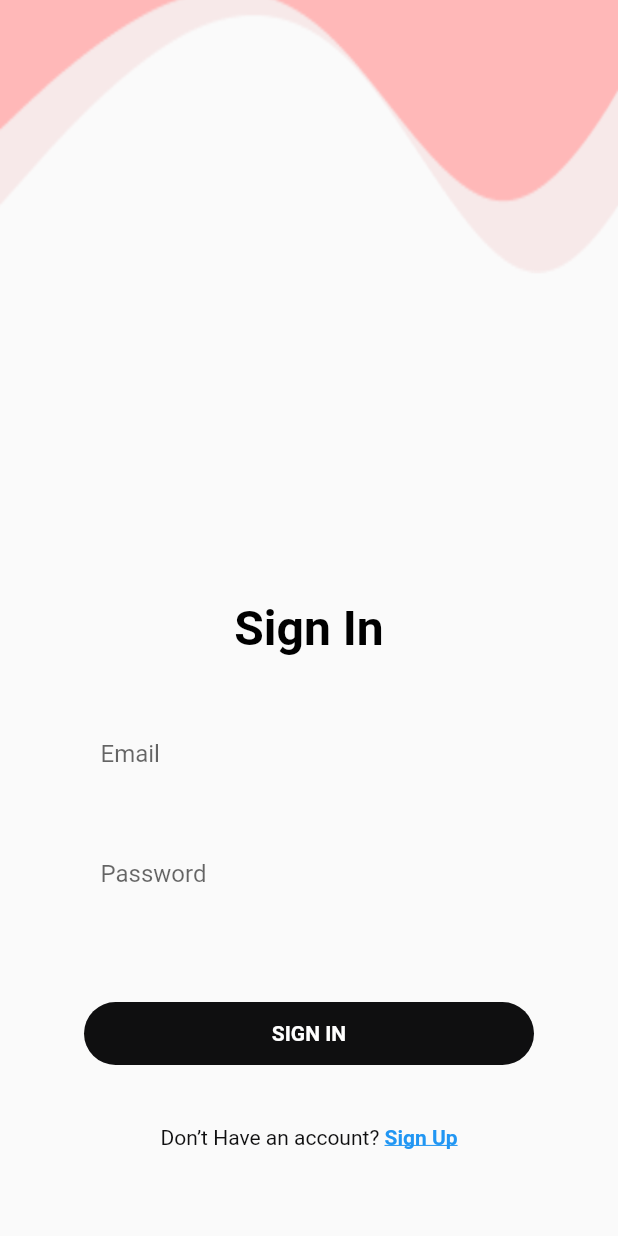
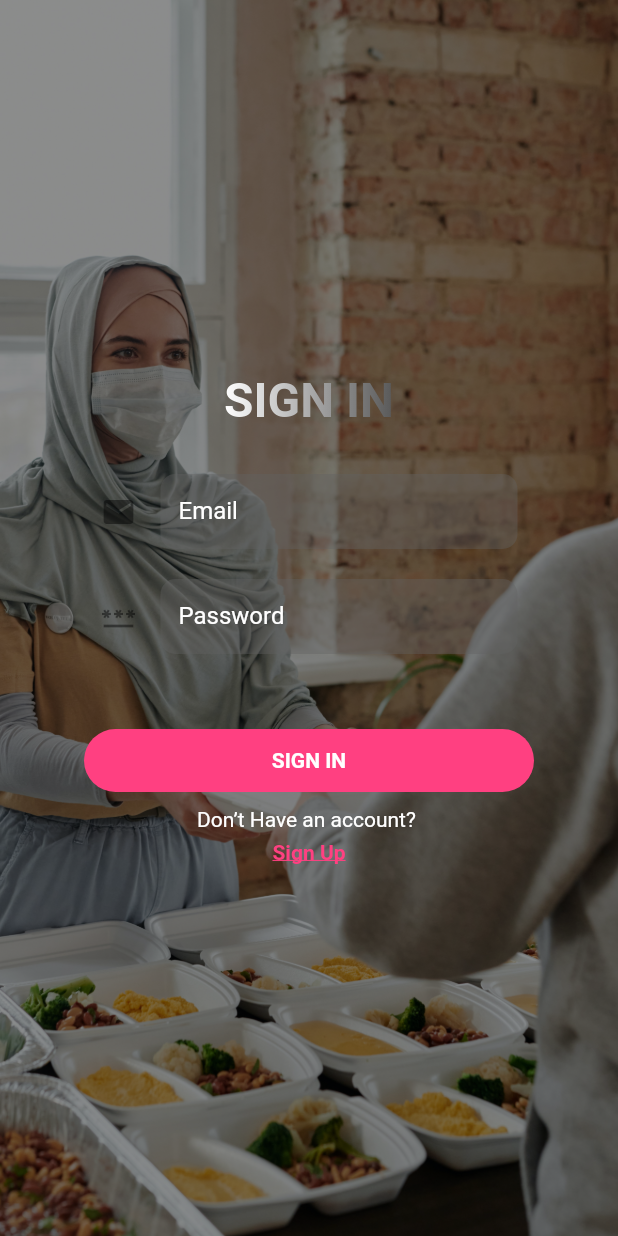
Before and after one commit to BharathVishnu/Food-Donation-App, a Flutter app: the screen it shows after launch, on a phone screen of 412 x 824 dp. Run offline on Flutter 3.47's test engine with Material 2 defaults, Android fonts, the phone set to English and light mode, and no system bars; our stand-ins replace geocoding, geolocator.

Commit message:
bharathcommits1

```diff
--- a/lib/main.dart
+++ b/lib/main.dart
@@ -1,15 +1,21 @@
-import 'package:fdapp/signin.dart';
 import 'package:fdapp/signup.dart';
 import 'package:flutter/material.dart';
+import 'package:flutter/services.dart';
+import "./signinnew.dart";
+import "./splashscreen.dart";
 
-void main() => runApp(MyApp());
+void main() {
+  SystemChrome.setSystemUIOverlayStyle(
+      SystemUiOverlayStyle(statusBarColor: Colors.transparent));
+  runApp(MyApp());
+}
 
 class MyApp extends StatelessWidget {
   @override
   Widget build(BuildContext context) {
     return MaterialApp(
       debugShowCheckedModeBanner: false,
-      home: SignIn(),
+      home: Splash(),
     );
   }
 }
--- a/lib/prof.dart
+++ b/lib/prof.dart
@@ -2,7 +2,8 @@ import 'package:fdapp/request.dart';
 import 'package:flutter/material.dart';
 import "package:flutter/gestures.dart";
 import './info.dart';
-import 'donations.dart';
+import "./donations.dart";
+import "./CurrLocation/get_lat_long_address.dart";
 
 class prof extends StatefulWidget {
   prof({super.key});
@@ -101,7 +102,7 @@ class _profState extends State<prof> {
                                 "Location",
                                 style: TextStyle(fontSize: 20),
                               ),
-                              Text('Karikode,kollam')
+                              GetLatLong(),
                             ],
                           )
                         ],
--- a/lib/signin.dart
+++ /dev/null
@@ -1,144 +0,0 @@
-import 'package:flutter/gestures.dart';
-import 'package:flutter/material.dart';
-import 'package:fdapp/util.dart';
-import "package:fdapp/signup.dart";
-import './prof.dart';
-
-class SignIn extends StatelessWidget {
-  const SignIn({super.key});
-
-  @override
-  Widget build(BuildContext context) {
-    final width = MediaQuery.of(context).size.width;
-    return Scaffold(
-      body: SingleChildScrollView(
-        child: Column(
-          children: [
-            Container(
-              height: 400,
-              child: Stack(
-                children: <Widget>[
-                  Positioned(
-                    top: -40,
-                    height: 400,
-                    width: width,
-                    child: Container(
-                      decoration: BoxDecoration(
-                          image: DecorationImage(
-                              image: AssetImage('assets/header.png'),
-                              fit: BoxFit.fill)),
-                    ),
-                  ),
-                ],
-              ),
-            ),
-            Padding(
-              padding: EdgeInsets.symmetric(horizontal: 56),
-              child: Column(
-                  mainAxisAlignment: MainAxisAlignment.center,
-                  crossAxisAlignment: CrossAxisAlignment.center,
-                  children: [
-                    Text("Sign In",
-                        style: TextStyle(
-                          color: Colors.black,
-                          fontSize: 32,
-                          //   fontFamily: "Poppins",
-                          fontWeight: FontWeight.w600,
-                        )),
-                    verticalSpacing(40),
-                    Container(
-                      height: 50,
-                      width: 278,
-                      child: TextFormField(
-                        decoration: InputDecoration(
-                          label: Text("Email"),
-                          border: InputBorder.none,
-                        ),
-                      ),
-                    ),
-                    verticalSpacing(30),
-                    Container(
-                      height: 50,
-                      width: 278,
-                      child: TextFormField(
-                        obscureText: true,
-                        decoration: InputDecoration(
-                          label: Text("Password"),
-                          border: InputBorder.none,
-                        ),
-                      ),
-                    ),
-                    verticalSpacing(30),
-                    Row(mainAxisAlignment: MainAxisAlignment.end, children: []),
-                    verticalSpacing(30),
-                    GestureDetector(
-                      onTap: () {
-                        Navigator.pushReplacement(context,
-                            MaterialPageRoute(builder: (context) => prof()));
-                      },
-                      child: Container(
-                          decoration: BoxDecoration(
-                            color: Color(0xff0F0F10),
-                            borderRadius: BorderRadius.circular(30),
-                          ),
-                          child: Padding(
-                              padding: const EdgeInsets.symmetric(
-                                horizontal: 70,
-                                vertical: 13,
-                              ),
-                              child: Center(
-                                  child: Text("SIGN IN",
-                                      style: TextStyle(
-                                        color: Colors.white,
-                                        fontWeight: FontWeight.bold,
-                                      ))))),
-                    ),
-                    verticalSpacing(40),
-                    RichText(
-                      text: TextSpan(
-                        text: 'Don’t Have an account? ',
-                        style: TextStyle(color: Color(0xff0F0F10)),
-                        children: <TextSpan>[
-                          TextSpan(
-                              text: 'Sign Up',
-                              recognizer: TapGestureRecognizer()
-                                ..onTap = () {
-                                  Navigator.pushReplacement(
-                                      context,
-                                      MaterialPageRoute(
-                                          builder: (context) => SignUp()));
-                                },
-                              style: TextStyle(
-                                fontWeight: FontWeight.bold,
-                                color: Colors.blue,
-                                decoration: TextDecoration.underline,
-                              )),
-                        ],
-                      ),
-                    )
-                  ]),
-            ),
-            Container(
-              height: 400,
-              child: Stack(
-                children: <Widget>[
-                  Positioned(
-                    top: -40,
-                    height: 400,
-                    width: width,
-                    child: Container(
-                      decoration: BoxDecoration(
-                          image: DecorationImage(
-                              image: AssetImage('assets/footer.png'),
-                              fit: BoxFit.fill)),
-                    ),
-                  ),
-                ],
-              ),
-            ),
-          ],
-        ),
-      ),
-    );
-  }
-}
--- /dev/null
+++ b/lib/signinnew.dart
@@ -0,0 +1,154 @@
+import "package:flutter/material.dart";
+import "./signup.dart";
+import "package:flutter/gestures.dart";
+import "./util.dart";
+import "./prof.dart";
+
+class GradientText extends StatelessWidget {
+  final String text;
+  final LinearGradient gradient;
+  final TextStyle style;
+
+  GradientText(
+      {required this.text, required this.gradient, required this.style});
+
+  @override
+  Widget build(BuildContext context) {
+    return ShaderMask(
+      blendMode: BlendMode.srcIn,
+      shaderCallback: (Rect bounds) {
+        return gradient.createShader(bounds);
+      },
+      child: AnimatedOpacity(
+          opacity: 1.0,
+          duration: const Duration(milliseconds: 500),
+          child: Text(text, style: style.copyWith(color: Colors.pinkAccent))),
+    );
+  }
+}
+
+class SignIn extends StatefulWidget {
+  const SignIn({super.key});
+
+  @override
+  State<SignIn> createState() => _SignInState();
+}
+
+class _SignInState extends State<SignIn> {
+  @override
+  Widget build(BuildContext context) {
+    return Scaffold(
+      backgroundColor: Colors.transparent,
+      body: Container(
+        decoration: BoxDecoration(
+          image: DecorationImage(
+              image: AssetImage('assets/testbg.jpg'),
+              fit: BoxFit.cover,
+              colorFilter: ColorFilter.mode(Colors.black45, BlendMode.darken)),
+        ),
+        child: Padding(
+          padding: EdgeInsets.symmetric(horizontal: 56),
+          child: Column(
+              mainAxisAlignment: MainAxisAlignment.center,
+              crossAxisAlignment: CrossAxisAlignment.center,
+              children: [
+                GradientText(
+                    text: 'SIGN IN',
+                    gradient: LinearGradient(colors: [
+                      Color.fromARGB(255, 255, 255, 255),
+                      Color.fromARGB(255, 88, 88, 88)
+                    ]),
+                    style: TextStyle(
+                      fontSize: 32,
+                      fontWeight: FontWeight.w600,
+                    )),
+                verticalSpacing(30),
+                Container(
+                  height: 50,
+                  width: 278,
+                  child: TextFormField(
+                    decoration: InputDecoration(
+                        filled: true,
+                        fillColor: Color.fromARGB(100, 97, 97, 97),
+                        icon: Icon(Icons.email),
+                        label: Text("Email",style: TextStyle(color: Colors.white)),
+                        border: OutlineInputBorder(
+                          borderRadius: BorderRadius.circular(10),
+                          borderSide: BorderSide.none,
+                        )),
+                  ),
+                ),
+                verticalSpacing(20),
+                Container(
+                  height: 50,
+                  width: 278,
+                  child: TextFormField(
+                    obscureText: true,
+                    decoration: InputDecoration(
+                        filled: true,
+                        fillColor: Color.fromARGB(100, 97, 97, 97),
+                        icon: Icon(Icons.password),
+                        label: Text("Password",style: TextStyle(color: Colors.white),),
+                        border: OutlineInputBorder(
+                          borderRadius: BorderRadius.circular(10),
+                          borderSide: BorderSide.none,
+                        )),
+                  ),
+                ),
+                verticalSpacing(20),
+                Row(mainAxisAlignment: MainAxisAlignment.end, children: []),
+                verticalSpacing(30),
+                GestureDetector(
+                  onTap: () {
+                    Navigator.pushReplacement(context,
+                        MaterialPageRoute(builder: (context) => prof()));
+                  },
+                  child: Container(
+                      decoration: BoxDecoration(
+                        color: Colors.pinkAccent,
+                        borderRadius: BorderRadius.circular(30),
+                      ),
+                      child: Padding(
+                          padding: const EdgeInsets.symmetric(
+                            horizontal: 70,
+                            vertical: 13,
+                          ),
+                          child: Center(
+                              child: Text("SIGN IN",
+                                  style: TextStyle(
+                                    color: Colors.white,
+                                    fontWeight: FontWeight.bold,
+                                  ))))),
+                ),
+                verticalSpacing(10),
+                Text(
+                  'Don’t Have an account? ',
+                  style: TextStyle(color: Color.fromARGB(255, 255, 255, 255)),
+                ),
+                verticalSpacing(6),
+                RichText(
+                  text: TextSpan(
+                    children: <TextSpan>[
+                      TextSpan(
+                          text: 'Sign Up',
+                          recognizer: TapGestureRecognizer()
+                            ..onTap = () {
+                              Navigator.pushReplacement(
+                                  context,
+                                  MaterialPageRoute(
+                                      builder: (context) => SignUp()));
+                            },
+                          style: TextStyle(
+                            fontWeight: FontWeight.bold,
+                            color: Colors.pinkAccent,
+                            decoration: TextDecoration.underline,
+                          )),
+                    ],
+                  ),
+                ),
+              ]),
+        ),
+      ),
+    );
+  }
+}
--- a/pubspec.yaml
+++ b/pubspec.yaml
@@ -30,6 +30,9 @@ environment:
 dependencies:
   flutter:
     sdk: flutter
+  geolocator: ^8.2.0
+  geocoding: ^2.0.4
+
 
 
   # The following adds the Cupertino Icons font to your application.
@@ -39,6 +42,7 @@ dependencies:
 dev_dependencies:
   flutter_test:
     sdk: flutter
+
 
   # The "flutter_lints" package below contains a set of recommended lints to
   # encourage good coding practices. The lint set provided by the package is
@@ -64,6 +68,8 @@ flutter:
      - assets/footer.png
      - assets/face.jpg
      - assets/prof.png
+     - assets/testbg.jpg
+     - assets/logo.jpg
   #   - images/a_dot_ham.jpeg
 
   # An image asset can refer to one or more resolution-specific "variants", see
```
Also changed, not shown: lib/CurrLocation/get_lat_long_address.dart (added, +89 -0 lines), lib/background.dart (deleted, +0 -66 lines), lib/donations.dart (+6 -2 lines), lib/signup.dart (+42 -29 lines), lib/splashscreen.dart (added, +39 -0 lines), assets/logo.jpg (added), assets/testbg.jpg (added), pubspec.lock, 7 other files.
